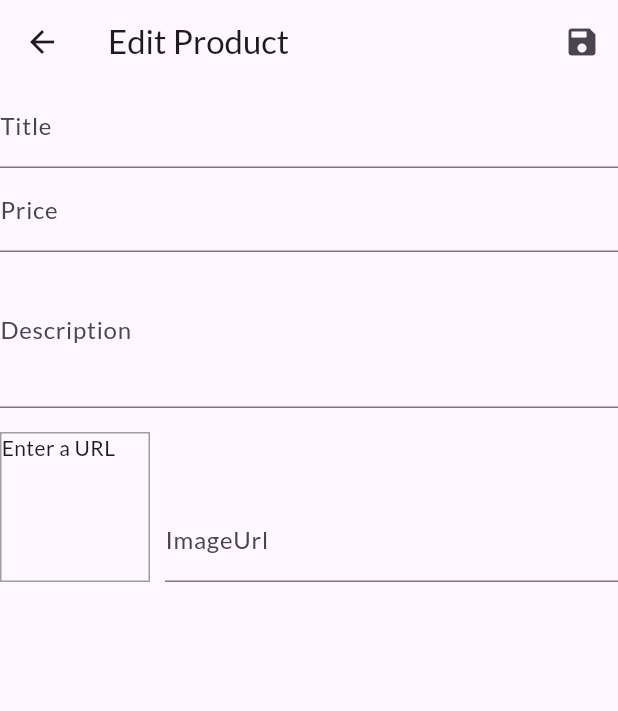
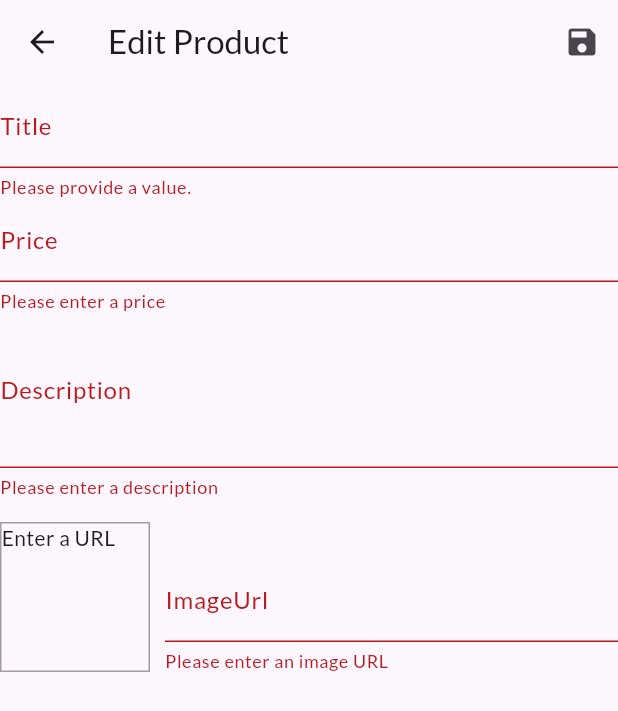
Before and after one commit to Hubertkin/Shop_app, a Flutter app: the EditProductScreen screen opened by its route, after a tap on the "save" icon, on a phone screen of 412 x 824 dp. Shown: the top 711 px of the screen. Run offline on Flutter 3.47's test engine with Material 3 defaults, Android fonts, the phone set to English and light mode, and no system bars; network calls fail.

Commit message:
Separated creating new product and editing old ones

```diff
--- a/lib/screens/edit_product_screen.dart
+++ b/lib/screens/edit_product_screen.dart
@@ -1,6 +1,8 @@
 import 'package:flutter/material.dart';
+import 'package:provider/provider.dart';
 
 import '../providers/product.dart';
+import '../providers/product_provider.dart';
 
 class EditProductScreen extends StatefulWidget {
   static const routeName = '/edit-product';
@@ -23,7 +25,13 @@ class _EditProductScreenState extends State<EditProductScreen> {
     description: '',
     imageUrl: '',
   );
-
+  var initValues = {
+    'title': '',
+    'description': '',
+    'price': '',
+    'imageUrl': '',
+  };
+  var isInit = true;
   @override
   void initState() {
     super.initState();
@@ -40,18 +48,56 @@ class _EditProductScreenState extends State<EditProductScreen> {
     _imageURLFocusNode.dispose();
   }
 
+  @override
+ @override
+void didChangeDependencies() {
+  if (isInit) {
+    final args = ModalRoute.of(context)?.settings.arguments;
+    if (args != null) {
+      final productId = args as String;
+      _editedProduct = Provider.of<ProductProvider>(context, listen: false)
+          .findById(productId);
+      initValues = {
+        'title': _editedProduct.title,
+        'description': _editedProduct.description,
+        'price': _editedProduct.price.toString(),
+        'imageUrl': '',
+      };
+      _imageURLController.text = _editedProduct.imageUrl;
+    }
+  }
+  isInit = false;
+  super.didChangeDependencies();
+}
+
+
   void _updateImageURL() {
     if (!_imageURLFocusNode.hasFocus) {
+      if ((!_imageURLController.text.startsWith('http') &&
+              !_imageURLController.text.startsWith('https')) ||
+          (!_imageURLController.text.endsWith('.png') &&
+              !_imageURLController.text.endsWith('.jpg') &&
+              !_imageURLController.text.endsWith('.jpeg'))) {
+        return;
+      }
       setState(() {});
     }
   }
 
   void _saveForm() {
-    _form.currentState?.save();
-    debugPrint(_editedProduct.title);
-    debugPrint(_editedProduct.price.toString());
-    debugPrint(_editedProduct.description);
-    debugPrint(_editedProduct.imageUrl);
+    final isValid = _form.currentState!.validate();
+
+    if (isValid) {
+      _form.currentState!.save();
+      if (_editedProduct.id != '') {
+        Provider.of<ProductProvider>(context, listen: false)
+            .updateProduct(_editedProduct.id, _editedProduct);
+      } else {
+        Provider.of<ProductProvider>(context, listen: false)
+            .addProduct(_editedProduct);
+      }
+      Navigator.of(context).pop();
+    }
   }
 
   @override
@@ -69,8 +115,10 @@ class _EditProductScreenState extends State<EditProductScreen> {
         ],
       ),
       body: Form(
+        key: _form,
         child: ListView(children: [
           TextFormField(
+            initialValue: initValues['title'],
             decoration: const InputDecoration(
               labelText: 'Title',
             ),
@@ -83,10 +131,18 @@ class _EditProductScreenState extends State<EditProductScreen> {
                   title: value!,
                   description: _editedProduct.description,
                   price: _editedProduct.price,
-                  imageUrl: _editedProduct.imageUrl);
+                  imageUrl: _editedProduct.imageUrl,
+                  isFavorite: _editedProduct.isFavorite);
             },
+            validator: ((value) {
+              if (value!.isEmpty) {
+                return 'Please provide a value.';
+              }
+              return null;
+            }),
           ),
           TextFormField(
+            initialValue: initValues['price'],
             decoration: const InputDecoration(
               labelText: 'Price',
             ),
@@ -101,10 +157,24 @@ class _EditProductScreenState extends State<EditProductScreen> {
                   title: _editedProduct.title,
                   description: _editedProduct.description,
                   price: double.parse(value!),
-                  imageUrl: _editedProduct.imageUrl);
+                  imageUrl: _editedProduct.imageUrl,
+                  isFavorite: _editedProduct.isFavorite);
+            },
+            validator: (value) {
+              if (value!.isEmpty) {
+                return 'Please enter a price';
+              }
+              if (double.tryParse(value) == null) {
+                return 'Please enter a valid number';
+              }
+              if (double.parse(value) <= 0) {
+                return 'Please enter a number greater than zero';
+              }
+              return null;
             },
           ),
           TextFormField(
+            initialValue: initValues['description'],
             maxLines: 3,
             keyboardType: TextInputType.multiline,
             decoration: const InputDecoration(
@@ -117,7 +187,17 @@ class _EditProductScreenState extends State<EditProductScreen> {
                   title: _editedProduct.title,
                   description: value!,
                   price: _editedProduct.price,
-                  imageUrl: _editedProduct.imageUrl);
+                  imageUrl: _editedProduct.imageUrl,
+                  isFavorite: _editedProduct.isFavorite);
+            },
+            validator: (value) {
+              if (value!.isEmpty) {
+                return 'Please enter a description';
+              }
+              if (value.length < 10) {
+                return 'Should be at least 10 characters long';
+              }
+              return null;
             },
           ),
           const SizedBox(
@@ -156,7 +236,23 @@ class _EditProductScreenState extends State<EditProductScreen> {
                         title: _editedProduct.title,
                         description: _editedProduct.description,
                         price: _editedProduct.price,
-                        imageUrl: value!);
+                        imageUrl: value!,
+                  isFavorite: _editedProduct.isFavorite);
+                  },
+                  validator: (value) {
+                    if (value!.isEmpty) {
+                      return 'Please enter an image URL';
+                    }
+                    if (!value.startsWith('http') &&
+                        !value.startsWith('https')) {
+                      return 'Please enter a valid URL';
+                    }
+                    if (!value.endsWith('.png') &&
+                        !value.endsWith('.jpg') &&
+                        !value.endsWith('.jpeg')) {
+                      return 'Please enter a valid image URL';
+                    }
+                    return null;
                   },
                 ),
               ),
--- a/lib/screens/user_product_screen.dart
+++ b/lib/screens/user_product_screen.dart
@@ -30,6 +30,7 @@ class UserProductScreen extends StatelessWidget {
           itemBuilder: (_, i) => Column(
             children: [
               UserProductItem(
+                productData.items[i].id,
                   productData.items[i].title, productData.items[i].imageUrl),
               const Divider(),
             ],
--- a/lib/widgets/user_product_item.dart
+++ b/lib/widgets/user_product_item.dart
@@ -2,10 +2,11 @@ import 'package:flutter/material.dart';
 import 'package:shop_app/screens/edit_product_screen.dart';
 
 class UserProductItem extends StatelessWidget {
+  final String id;
   final String title;
   final String imageUrl;
 
-  const UserProductItem(this.title, this.imageUrl, {super.key});
+  const UserProductItem(this.id, this.title, this.imageUrl, {super.key});
 
   @override
   Widget build(BuildContext context) {
@@ -21,7 +22,7 @@ class UserProductItem extends StatelessWidget {
             IconButton(
               icon: const Icon(Icons.edit),
               onPressed: () {
-                Navigator.of(context).pushNamed(EditProductScreen.routeName);
+                Navigator.of(context).pushNamed(EditProductScreen.routeName, arguments: id,);
               },
               color: Theme.of(context).colorScheme.primary,
             ),
```
Also changed, not shown: lib/providers/product_provider.dart (+22 -0 lines).
